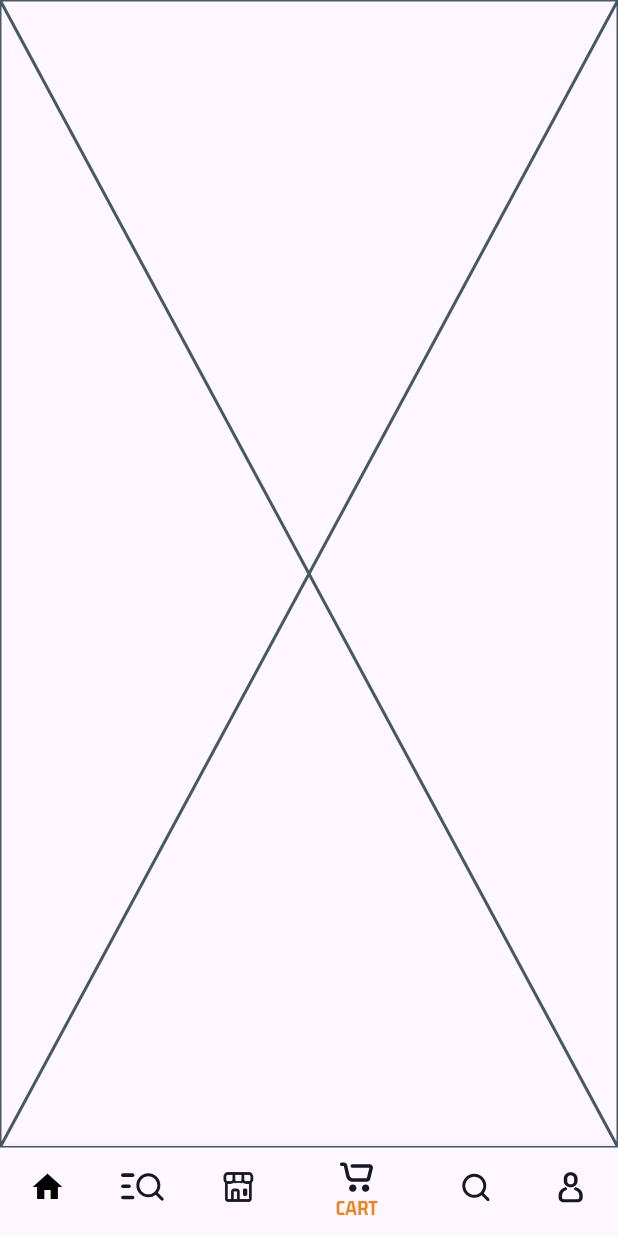
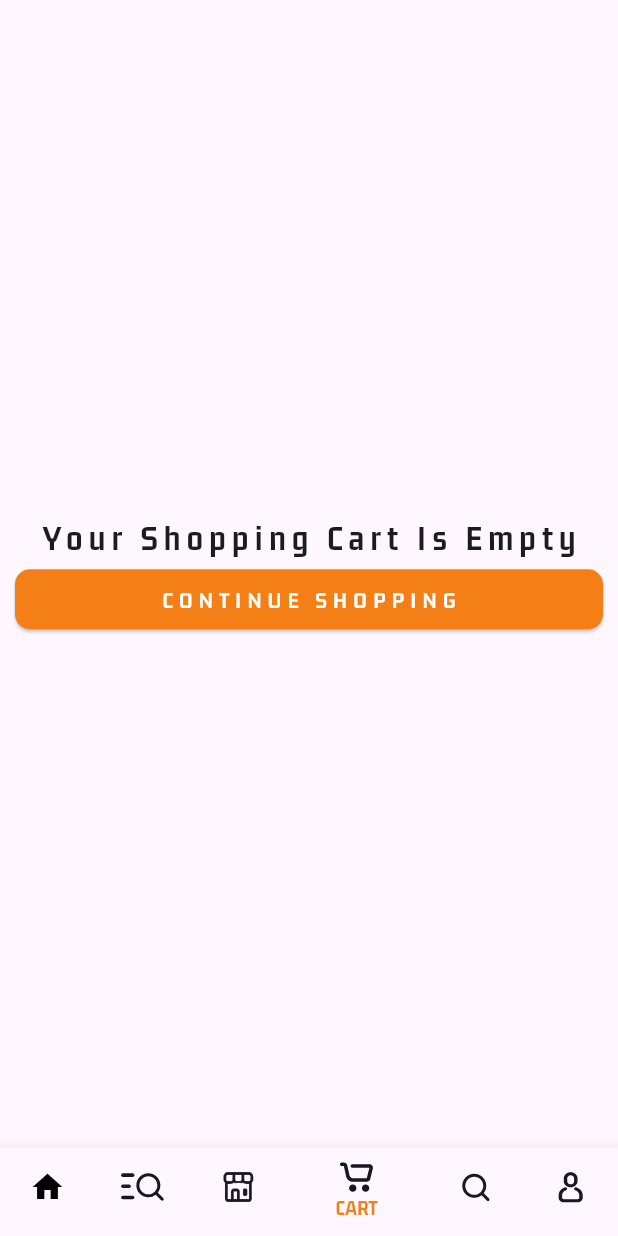
Before and after one commit to QuocHuy78035/ecommerce_app, a Flutter app: the MainScreen screen opened directly, item 4 of the bottom bar chosen, on a phone screen of 412 x 824 dp. Run offline on Flutter 3.47's test engine with Material 3 defaults, Android fonts, the phone set to English and light mode, and no system bars; our stand-ins replace cached_network_image, cloud_firestore, firebase_auth, firebase_core, firebase_storage, flutter_svg and 2 more; accounts and stored records are empty; network calls fail.

Commit message:
done cart ui

```diff
--- a/lib/views/nav_screens/cart_screen.dart
+++ b/lib/views/nav_screens/cart_screen.dart
@@ -5,6 +5,41 @@ class CartScreen extends StatelessWidget {
 
   @override
   Widget build(BuildContext context) {
-    return const Placeholder();
+    return Scaffold(
+      body: Padding(
+        padding: const EdgeInsets.symmetric(horizontal: 10),
+        child: Column(
+          mainAxisAlignment: MainAxisAlignment.center,
+          children: [
+            const Text(
+              "Your Shopping Cart Is Empty",
+              style: TextStyle(
+                fontSize: 24,
+                fontWeight: FontWeight.bold,
+                letterSpacing: 4,
+              ),
+            ),
+            SizedBox(
+              width: MediaQuery.of(context).size.width,
+              child: ElevatedButton(
+                style: ElevatedButton.styleFrom(
+                    shape: RoundedRectangleBorder(
+                        borderRadius: BorderRadius.circular(10)),
+                    backgroundColor: Colors.yellow.shade900),
+                onPressed: () {},
+                child: const Text(
+                  "CONTINUE SHOPPING",
+                  style: TextStyle(
+                    fontSize: 16,
+                    letterSpacing: 4,
+                    color: Colors.white
+                  ),
+                ),
+              ),
+            )
+          ],
+        ),
+      ),
+    );
   }
 }
```
Also changed, not shown: lib/views/auth/register_screen.dart (+7 -13 lines), lib/views/nav_screens/widgets/banner_widget.dart (+9 -7 lines).
